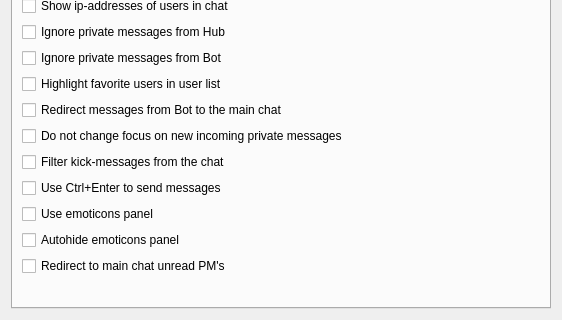
The window that eiskaltdcpp-qt/ui/UISettingsGUI.ui (eiskaltdcpp/eiskaltdcpp) describes before a commit, drawn with Qt 5; both pictures show x 0 to 562 and y 180 to 500 of the 562 by 500 pixel window.
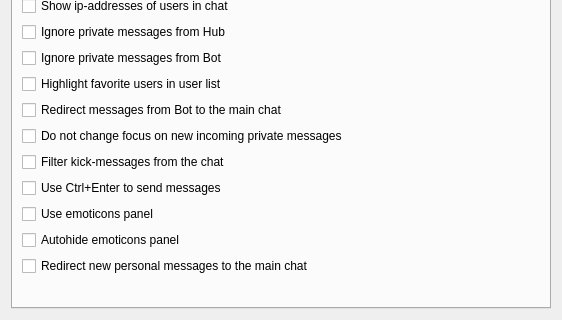
The same window after the commit. The open tabs and pages were chosen to show the change. Custom widgets are drawn as their Qt base class.

Patch:
```diff
--- a/eiskaltdcpp-qt/ui/UISettingsGUI.ui
+++ b/eiskaltdcpp-qt/ui/UISettingsGUI.ui
@@ -366,7 +366,7 @@
        <item>
         <widget class="QCheckBox" name="checkBox_REDIRECT_UNREAD">
          <property name="text">
-          <string>Redirect to main chat unread PM's</string>
+          <string>Redirect new personal messages to the main chat</string>
          </property>
         </widget>
        </item>
```
Left out of the diff: 2 changed lines with no effect on the pictures.
